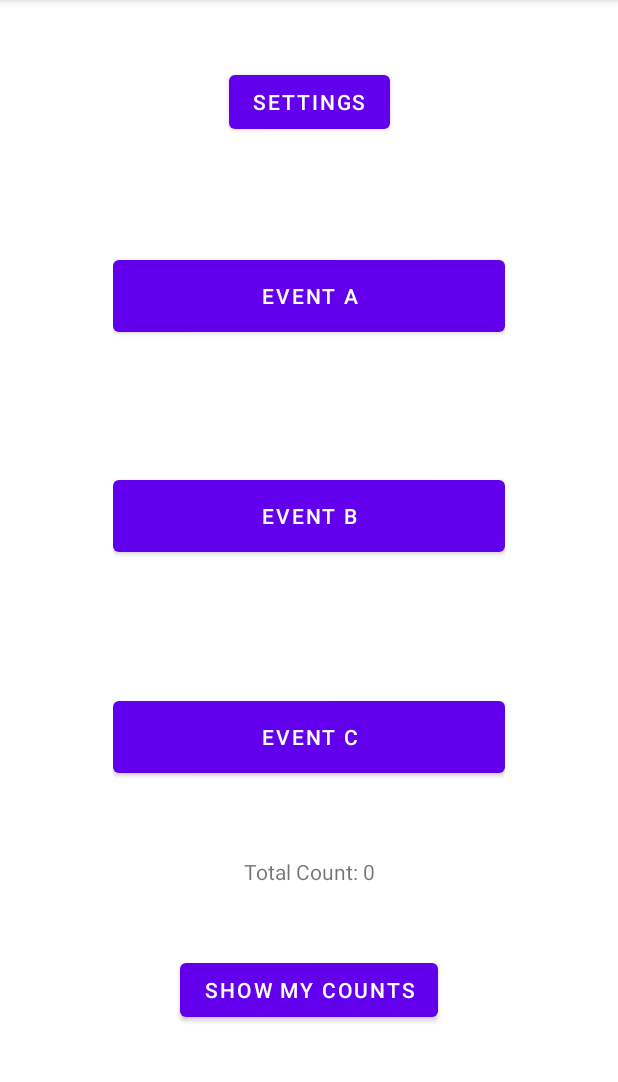
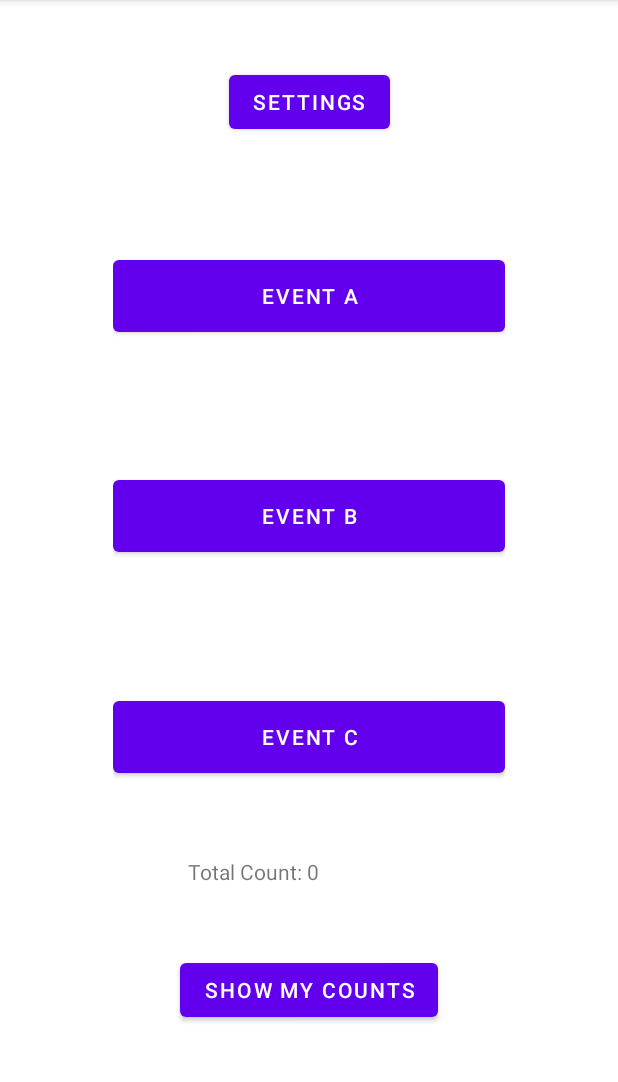
Before and after one commit to Iwuh/coen390-f2022-assignment1, an Android app: the screen it shows after launch (MainActivity), on a phone screen of 412 x 824 dp, the part 84-1166 px from its top. Run offline under Robolectric (Android 15) with nearby library versions, the phone set to English and light mode, and no system bars.

Commit message:
More minor changes to main activity layout

```diff
--- a/app/src/main/java/com/mfaigan/assignment1/MainActivity.java
+++ b/app/src/main/java/com/mfaigan/assignment1/MainActivity.java
@@ -14,7 +14,7 @@ public class MainActivity extends AppCompatActivity {
         super.onCreate(savedInstanceState);
         setContentView(R.layout.activity_main);
 
-        TextView totalCountDisplay =  findViewById(R.id.textViewTotalCount);
-        totalCountDisplay.setText(String.format("Total Count: %d", totalCount));
+        TextView totalCountDisplay =  findViewById(R.id.textViewTotalCountValue);
+        totalCountDisplay.setText(Integer.toString(totalCount));
     }
 }
--- a/app/src/main/res/layout/activity_main.xml
+++ b/app/src/main/res/layout/activity_main.xml
@@ -37,7 +37,7 @@
         android:layout_marginEnd="75dp"
         android:layout_marginBottom="50dp"
         android:orientation="vertical"
-        app:layout_constraintBottom_toTopOf="@+id/textViewTotalCount"
+        app:layout_constraintBottom_toTopOf="@+id/textViewTotalCountLabel"
         app:layout_constraintEnd_toEndOf="parent"
         app:layout_constraintStart_toStartOf="parent"
         app:layout_constraintTop_toBottomOf="@+id/buttonSettings">
@@ -82,12 +82,21 @@
     </LinearLayout>
 
     <TextView
-        android:id="@+id/textViewTotalCount"
+        android:id="@+id/textViewTotalCountLabel"
+        android:layout_width="wrap_content"
+        android:layout_height="wrap_content"
+        android:layout_marginStart="125dp"
+        android:layout_marginBottom="45dp"
+        android:text="@string/totalcountlabel"
+        app:layout_constraintBottom_toTopOf="@+id/buttonShowCounts"
+        app:layout_constraintStart_toStartOf="parent" />
+
+    <TextView
+        android:id="@+id/textViewTotalCountValue"
         android:layout_width="wrap_content"
         android:layout_height="wrap_content"
         android:layout_marginBottom="45dp"
         app:layout_constraintBottom_toTopOf="@+id/buttonShowCounts"
-        app:layout_constraintEnd_toEndOf="parent"
-        app:layout_constraintStart_toStartOf="parent" />
+        app:layout_constraintStart_toEndOf="@+id/textViewTotalCountLabel" />
 
 </androidx.constraintlayout.widget.ConstraintLayout>
--- a/app/src/main/res/values/strings.xml
+++ b/app/src/main/res/values/strings.xml
@@ -5,4 +5,5 @@
     <string name="eventB">Event B</string>
     <string name="eventC">Event C</string>
     <string name="showcounts">Show My Counts</string>
+    <string name="totalcountlabel">Total Count:\u0020</string>
 </resources>
```
